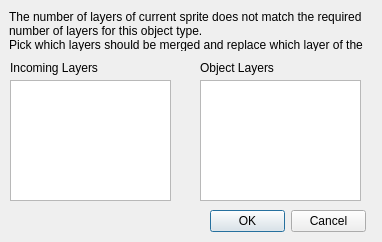
danielmeinert/objectcreator, file editor_app/gui/sprite_import.ui: the form before one commit.
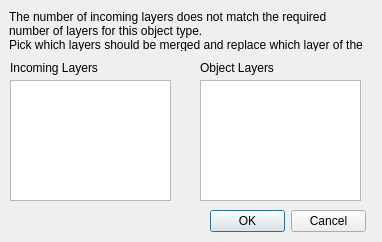
The form after the commit.

Commit message: fixed some things undone from introducing layers (gardens need layer creation fixed)

```diff
--- a/editor_app/gui/sprite_import.ui
+++ b/editor_app/gui/sprite_import.ui
@@ -48,7 +48,7 @@
     </rect>
    </property>
    <property name="text">
-    <string>&lt;html&gt;&lt;head/&gt;&lt;body&gt;&lt;p&gt;The number of layers of current sprite does not match the required number of layers for this object type. &lt;br/&gt;Pick which layers should be merged and replace which layer of the object.&lt;/p&gt;&lt;/body&gt;&lt;/html&gt;</string>
+    <string>&lt;html&gt;&lt;head/&gt;&lt;body&gt;&lt;p&gt;The number of incoming layers does not match the required number of layers for this object type. &lt;br/&gt;Pick which layers should be merged and replace which layer of the object.&lt;/p&gt;&lt;/body&gt;&lt;/html&gt;</string>
    </property>
    <property name="textFormat">
     <enum>Qt::RichText</enum>
```
The commit also changes 5 other files.
